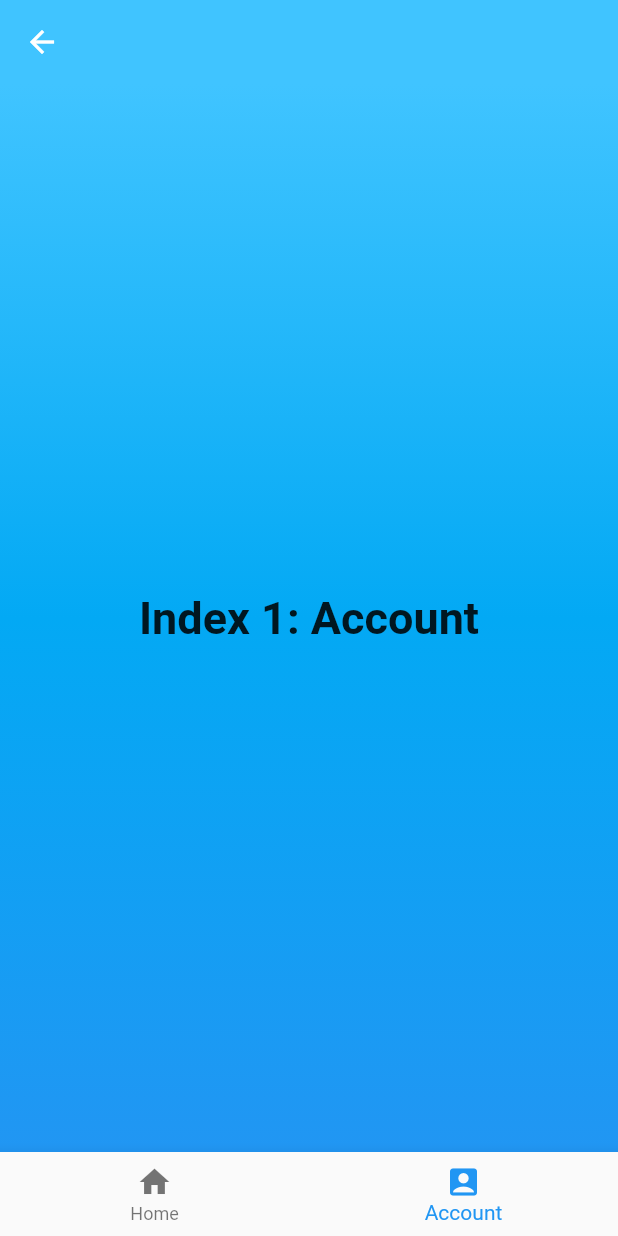
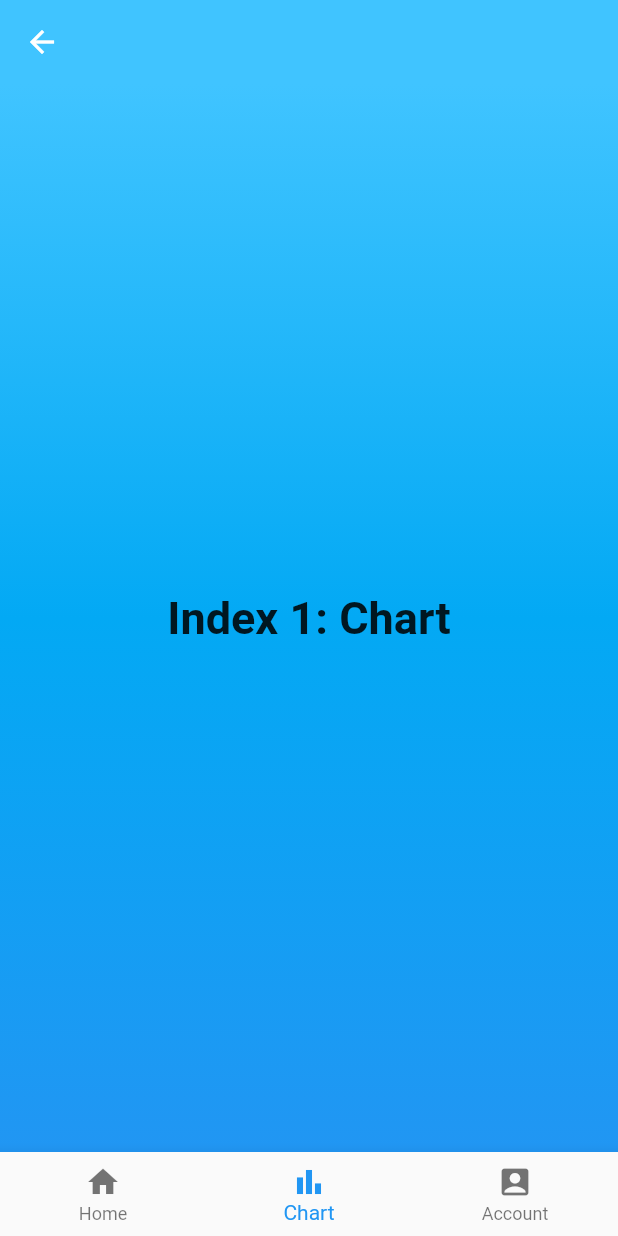
Before and after one commit to Gadi0905/NgTszHim_VT6000CEM_Project, a Flutter app: the IndexScreen screen opened directly, item 2 of the bottom bar chosen, on a phone screen of 412 x 824 dp. Run offline on Flutter 3.47's test engine with Material 2 defaults, Android fonts, the phone set to English and light mode, and no system bars.

Commit message:
added chart screen removed login button

```diff
--- a/lib/src/screens/logged_in_screens/account_screen/account_screen.dart
+++ b/lib/src/screens/logged_in_screens/chart_screen/chart_screen.dart
@@ -1,12 +1,12 @@
 import 'package:flutter/material.dart';
 
-class AccountScreen extends StatelessWidget {
-  const AccountScreen({Key? key}) : super(key: key);
+class ChartScreen extends StatelessWidget {
+  const ChartScreen({Key? key}) : super(key: key);
 
   @override
   Widget build(BuildContext context) {
     return const Text(
-      'Index 1: Account',
+      'Index 1: Chart',
       style: TextStyle(fontSize: 30, fontWeight: FontWeight.bold),
     );
   }
--- a/lib/src/screens/logged_in_screens/index_screen.dart
+++ b/lib/src/screens/logged_in_screens/index_screen.dart
@@ -3,6 +3,8 @@ import 'package:ngtszhim_vt6000cem_project/src/helpers/widgets_helper/appbar_wid
 import 'package:ngtszhim_vt6000cem_project/src/helpers/widgets_helper/background_widget/default_background_widget.dart';
 import 'package:ngtszhim_vt6000cem_project/src/screens/logged_in_screens/account_screen/account_screen.dart';
 import 'package:ngtszhim_vt6000cem_project/src/screens/logged_in_screens/home_screen/home_screen.dart';
+
+import 'chart_screen/chart_screen.dart';
 
 class IndexScreen extends StatefulWidget {
   const IndexScreen({Key? key}) : super(key: key);
@@ -15,6 +17,7 @@ class _IndexScreenState extends State<IndexScreen> {
   int _selectedIndex = 0;
   static const List<Widget> _widgetOptions = <Widget>[
     HomeScreen(),
+    ChartScreen(),
     AccountScreen(),
   ];
 
@@ -50,6 +53,10 @@ class _IndexScreenState extends State<IndexScreen> {
           label: 'Home',
         ),
         BottomNavigationBarItem(
+          icon: Icon(Icons.bar_chart),
+          label: 'Chart',
+        ),
+        BottomNavigationBarItem(
           icon: Icon(Icons.account_box),
           label: 'Account',
         ),
```
Also changed, not shown: lib/src/screens/not_logged_in_screens/login_screen/login_screen.dart (+5 -3 lines), lib/src/screens/not_logged_in_screens/registration_screen/registration_screen.dart (+4 -12 lines), lib/src/screens/not_logged_in_screens/welcome_screen.dart (+0 -8 lines).
